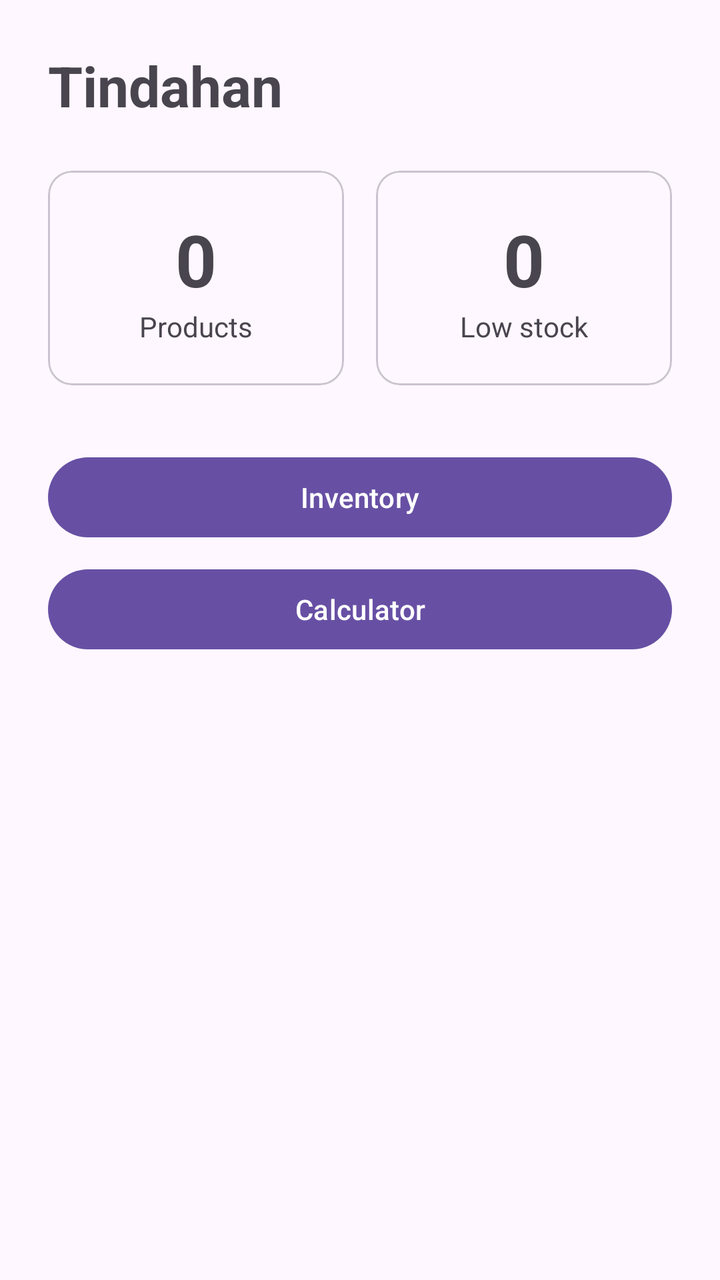
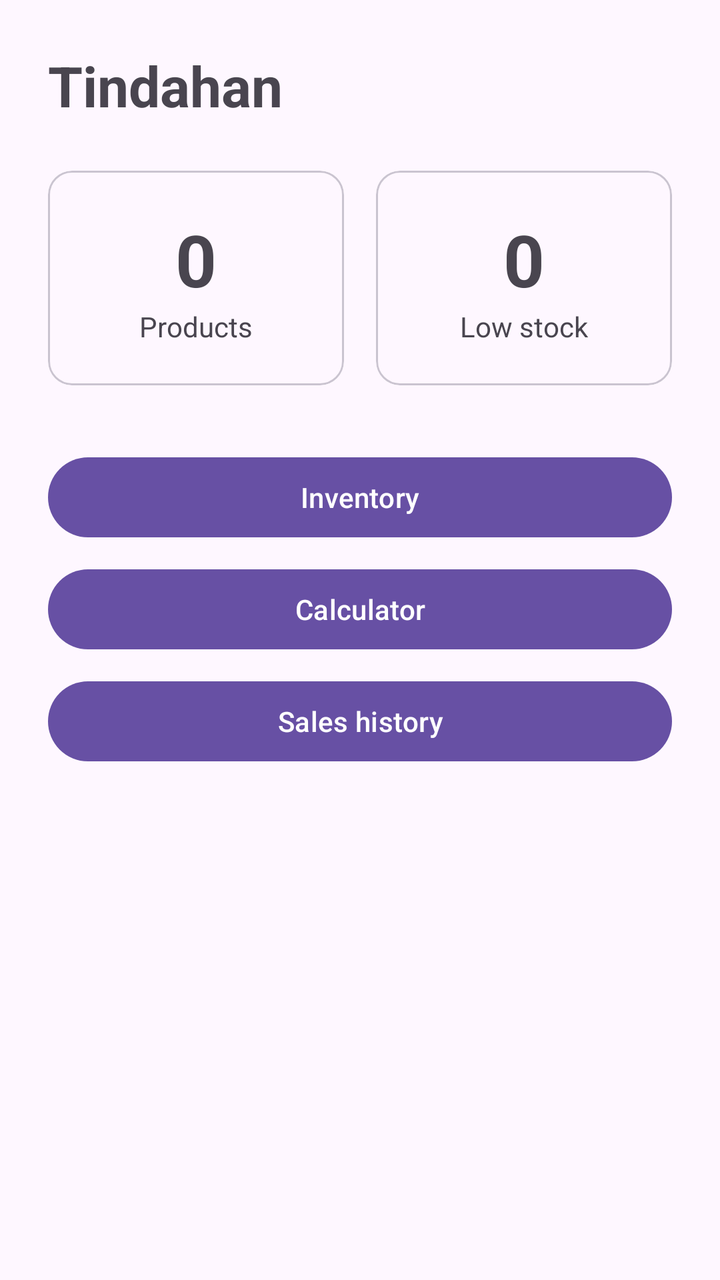

Two renders of the same Android screen: before a commit and after it. Below are the layout's source before the change and the commit's diff.
<!-- AndroidManifest.xml: application theme Theme.Material3.DayNight.NoActionBar -->
<!-- res/layout/activity_main.xml -->
<?xml version="1.0" encoding="utf-8"?>
<LinearLayout xmlns:android="http://schemas.android.com/apk/res/android"
    android:layout_width="match_parent"
    android:layout_height="match_parent"
    android:orientation="vertical"
    android:padding="24dp">

    <TextView
        android:layout_width="match_parent"
        android:layout_height="wrap_content"
        android:text="@string/dashboard_title"
        android:textSize="28sp"
        android:textStyle="bold" />

    <LinearLayout
        android:layout_width="match_parent"
        android:layout_height="wrap_content"
        android:layout_marginTop="24dp"
        android:orientation="horizontal">

        <com.google.android.material.card.MaterialCardView
            android:layout_width="0dp"
            android:layout_height="wrap_content"
            android:layout_marginEnd="8dp"
            android:layout_weight="1">

            <LinearLayout
                android:layout_width="match_parent"
                android:layout_height="wrap_content"
                android:gravity="center"
                android:orientation="vertical"
                android:padding="20dp">

                <TextView
                    android:id="@+id/tvProductCount"
                    android:layout_width="wrap_content"
                    android:layout_height="wrap_content"
                    android:text="0"
                    android:textSize="36sp"
                    android:textStyle="bold" />

                <TextView
                    android:layout_width="wrap_content"
                    android:layout_height="wrap_content"
                    android:text="@string/products_label" />
            </LinearLayout>
        </com.google.android.material.card.MaterialCardView>

        <com.google.android.material.card.MaterialCardView
            android:layout_width="0dp"
            android:layout_height="wrap_content"
            android:layout_marginStart="8dp"
            android:layout_weight="1">

            <LinearLayout
                android:layout_width="match_parent"
                android:layout_height="wrap_content"
                android:gravity="center"
                android:orientation="vertical"
                android:padding="20dp">

                <TextView
                    android:id="@+id/tvLowStockCount"
                    android:layout_width="wrap_content"
                    android:layout_height="wrap_content"
                    android:text="0"
                    android:textSize="36sp"
                    android:textStyle="bold" />

                <TextView
                    android:layout_width="wrap_content"
                    android:layout_height="wrap_content"
                    android:text="@string/low_stock_label" />
            </LinearLayout>
        </com.google.android.material.card.MaterialCardView>
    </LinearLayout>

    <Button
        android:id="@+id/btnInventory"
        android:layout_width="match_parent"
        android:layout_height="wrap_content"
        android:layout_marginTop="32dp"
        android:text="@string/open_inventory" />

    <Button
        android:id="@+id/btnCalculator"
        android:layout_width="match_parent"
        android:layout_height="wrap_content"
        android:layout_marginTop="8dp"
        android:text="@string/open_calculator" />
</LinearLayout>
<!-- resources referenced by this layout -->
<resources>
  <string name="dashboard_title">Tindahan</string>
  <string name="low_stock_label">Low stock</string>
  <string name="open_calculator">Calculator</string>
  <string name="open_inventory">Inventory</string>
  <string name="products_label">Products</string>
</resources>

<!-- the commit's change to res/layout/activity_main.xml (unified diff, before → after) -->
@@ -88,4 +88,11 @@
         android:layout_height="wrap_content"
         android:layout_marginTop="8dp"
         android:text="@string/open_calculator" />
+
+    <Button
+        android:id="@+id/btnHistory"
+        android:layout_width="match_parent"
+        android:layout_height="wrap_content"
+        android:layout_marginTop="8dp"
+        android:text="@string/open_history" />
 </LinearLayout>
<!-- resource entries referenced after the edit -->
@@ -3,6 +3,7 @@
   <string name="dashboard_title">Tindahan</string>
   <string name="low_stock_label">Low stock</string>
   <string name="open_calculator">Calculator</string>
+  <string name="open_history">Sales history</string>
   <string name="open_inventory">Inventory</string>
   <string name="products_label">Products</string>
 </resources>
